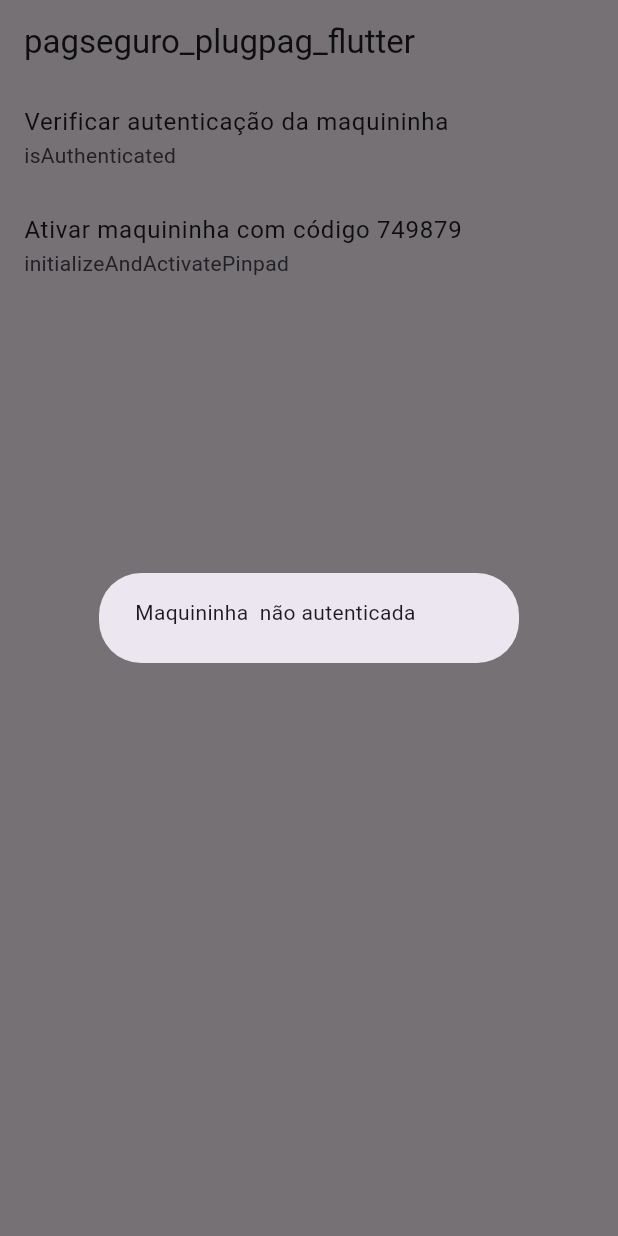
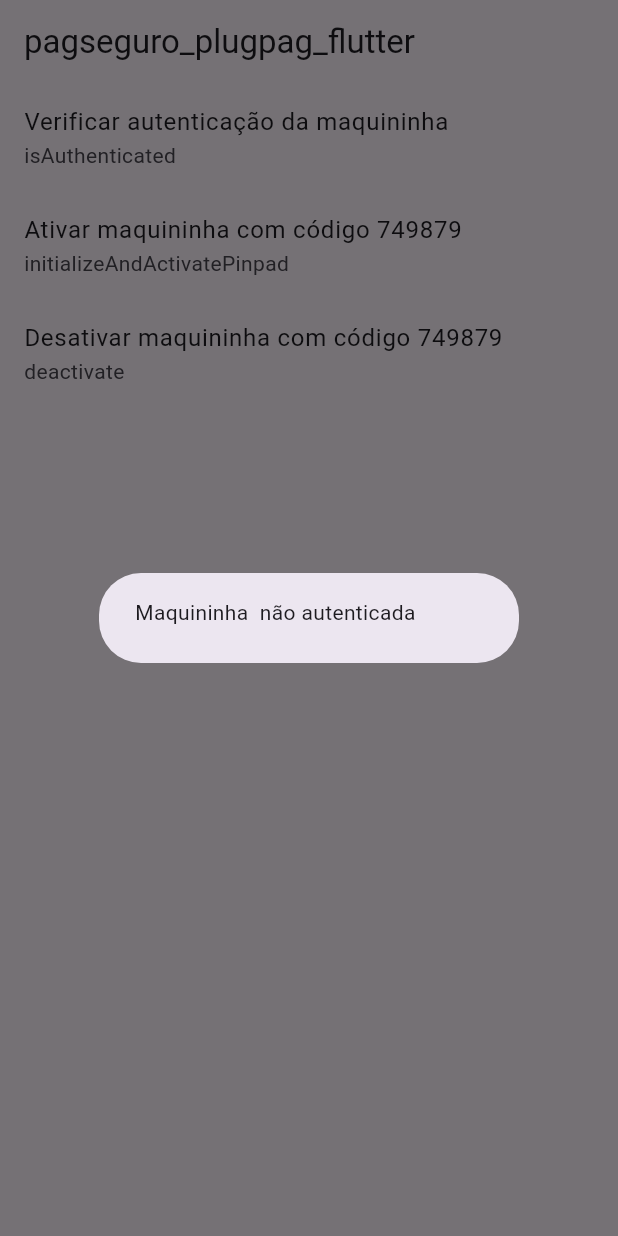
Before and after one commit to leandrofabianjr/pagseguro_plugpag_flutter, a Flutter app: the screen it shows after launch, after a tap on "Verificar autenticação da maquininha", on a phone screen of 412 x 824 dp. Run offline on Flutter 3.47's test engine with Material 3 defaults, Android fonts, the phone set to English and light mode, and no system bars; our stand-ins replace plugin_platform_interface.

Commit message:
Adicionado método deactivate

```diff
--- a/example/lib/main.dart
+++ b/example/lib/main.dart
@@ -67,6 +67,21 @@ class _PagseguroPlugpagFlutterExampleState
             }),
           ),
         ),
+        ListTile(
+          title: const Text('Desativar maquininha com código 749879'),
+          subtitle: const Text('deactivate'),
+          onTap: () => callMethod(
+            () => _plugPag
+                .deactivate(PlugPagActivationData('749879'))
+                .then((value) {
+              if (value.result == PlugPag.RET_OK) {
+                return const Text('Maquininha desativada');
+              } else {
+                return Text('Erro: ${value.errorCode} - ${value.errorMessage}');
+              }
+            }),
+          ),
+        )
       ]),
     );
   }
--- a/lib/src/plug_pag_methods.dart
+++ b/lib/src/plug_pag_methods.dart
@@ -19,4 +19,15 @@ mixin PlugPagMethods {
     );
     return PlugPagInitializationResult.fromMethodChannel(res);
   }
+
+  Future<PlugPagInitializationResult> deactivate(
+    PlugPagActivationData data,
+  ) async {
+    final res =
+        await PagseguroPlugpagFlutterPlatform.instance.invokePlugPagMethod(
+      'deactivate',
+      [data],
+    );
+    return PlugPagInitializationResult.fromMethodChannel(res);
+  }
 }
```
